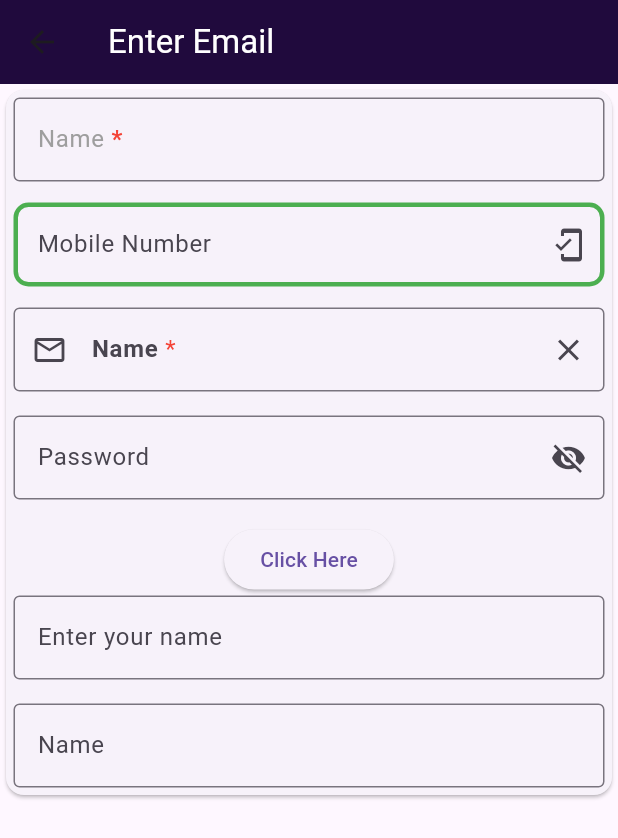
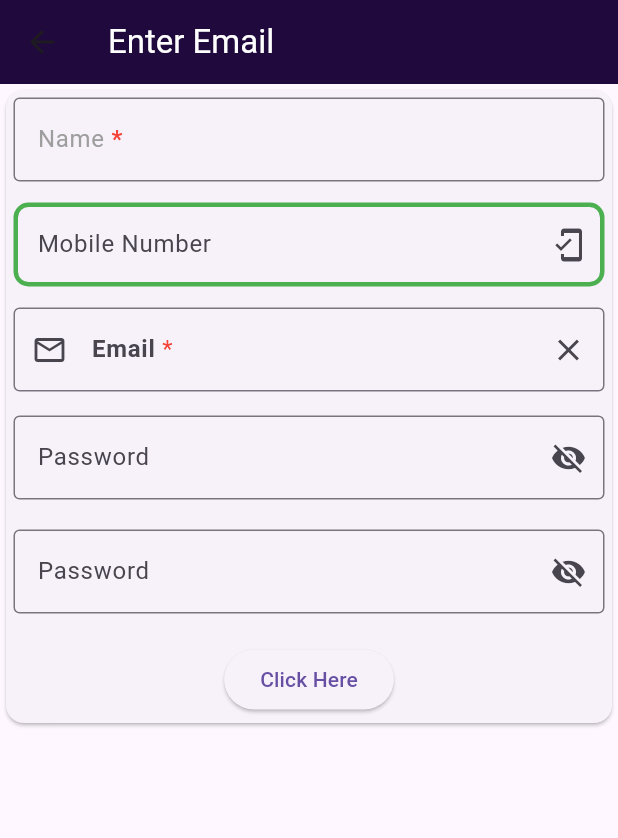
Before and after one commit to mhbabu/todo_provider_app, a Flutter app: the FormScreen screen opened directly, on a phone screen of 412 x 824 dp. Shown: the top 838 px of the screen. Run offline on Flutter 3.47's test engine with Material 3 defaults, Android fonts, the phone set to English and light mode, and no system bars; missing offline and left inert: msh_checkbox.

Commit message:
Input field done

```diff
--- a/lib/form_screen.dart
+++ b/lib/form_screen.dart
@@ -8,6 +8,7 @@ class FormScreen extends StatefulWidget {
 }
 
 class _FormScreenState extends State<FormScreen> {
+  bool _secureText = true;
   final _nameController = TextEditingController();
   final _emailController = TextEditingController();
   final _mobileController = TextEditingController();
@@ -72,14 +73,21 @@ class _FormScreenState extends State<FormScreen> {
                   controller: _emailController,
                   decoration: InputDecoration(
                     prefixIcon: Icon(Icons.email_outlined),
-                    suffixIcon: Icon(Icons.clear),
+                    suffixIcon: IconButton(
+                      onPressed: () {
+                        setState(() {
+                          _emailController.clear();
+                        });
+                      },
+                      icon: Icon(Icons.clear),
+                    ),
                     hintText: 'Email address',
                     border: OutlineInputBorder(),
                     label: Row(
                       mainAxisSize: MainAxisSize.min,
                       children: [
                         Text(
-                          'Name',
+                          'Email',
                           style: TextStyle(fontWeight: FontWeight.bold),
                         ),
                         Text(' *', style: TextStyle(color: Colors.red)),
@@ -91,34 +99,53 @@ class _FormScreenState extends State<FormScreen> {
                 SizedBox(height: 16),
                 TextField(
                   controller: _passwordController,
+                  obscureText: _secureText,
                   decoration: InputDecoration(
-                    // hintText: '********',
-                    suffixIcon: Icon(Icons.visibility_off),
                     labelText: 'Password',
+                    border: const OutlineInputBorder(),
+                    suffixIcon: IconButton(
+                      icon: Icon(
+                        _secureText ? Icons.visibility_off : Icons.visibility,
+                      ),
+                      onPressed: () {
+                        setState(() {
+                          _secureText = !_secureText;
+                        });
+                      },
+                    ),
+                  ),
+                ),
+                const SizedBox(height: 20),
+                TextField(
+                  controller: _passwordController,
+                  obscureText: _secureText,
+
+                  decoration: InputDecoration(
+                    labelText: 'Password',
+                    suffixIcon: IconButton(
+                      onPressed: () {
+                        setState(() {
+                          _secureText = !_secureText;
+                        });
+                      },
+                      icon: Icon(
+                        _secureText ? Icons.visibility_off : Icons.visibility,
+                      ),
+                    ),
+
                     border: OutlineInputBorder(),
                   ),
-                  keyboardType: TextInputType.text,
-                  obscureText: true,
-                  obscuringCharacter: '*',
+                  // keyboardType: TextInputType.visiblePassword,
                 ),
-                SizedBox(height: 16),
-                ElevatedButton(onPressed: () {}, child: Text('Click Here')),
-                TextField(
-                  decoration: InputDecoration(
-                    hintText: 'Enter your name',
-                    // labelText: 'Name',
-                    border: OutlineInputBorder(),
-                  ),
-                  keyboardType: TextInputType.text,
-                ),
-                const SizedBox(height: 16),
-                TextField(
-                  decoration: InputDecoration(
-                    hintText: '********',
-                    labelText: 'Name',
-                    border: OutlineInputBorder(),
-                  ),
-                  keyboardType: TextInputType.text,
+                const SizedBox(height: 20),
+                ElevatedButton(
+                  onPressed: () {
+                    print('Name: ${_nameController.text}');
+                    print('Mobile: ${_mobileController.text}');
+                    print('Email: ${_emailController.text}');
+                    print('Password: ${_passwordController.text}');
+                  },
+                  child: Text('Click Here'),
                 ),
               ],
             ),
```
